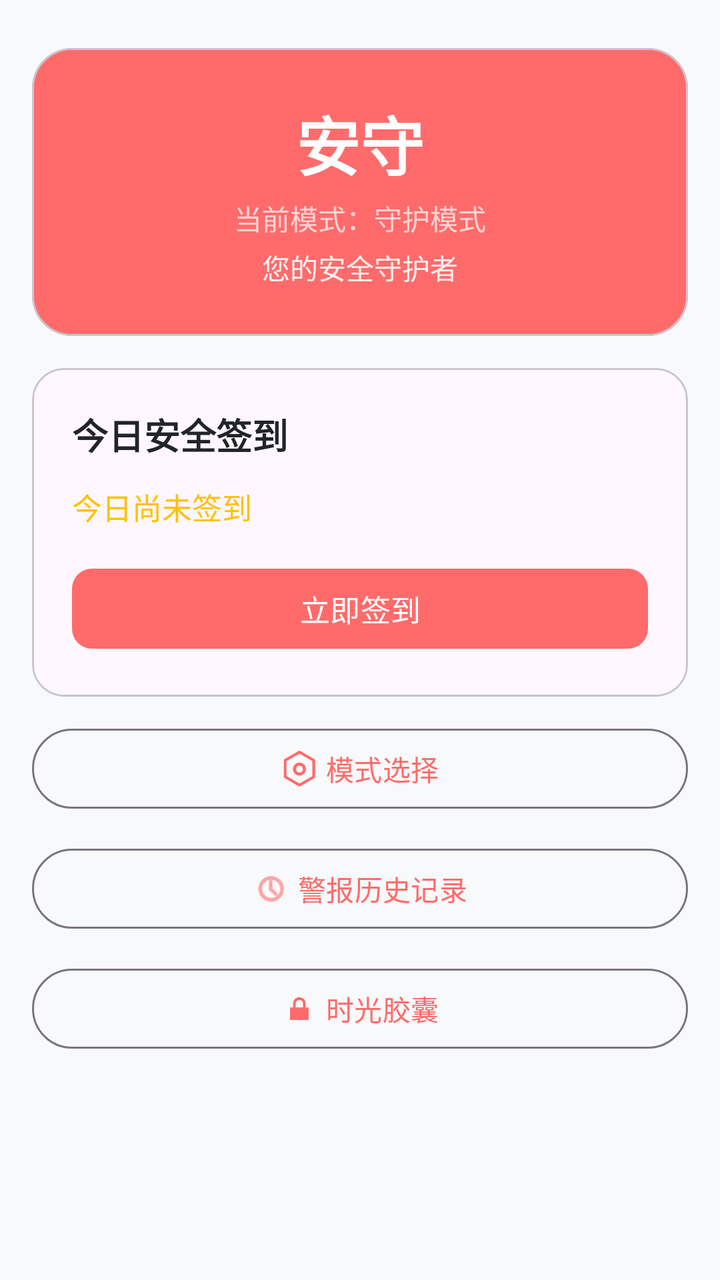
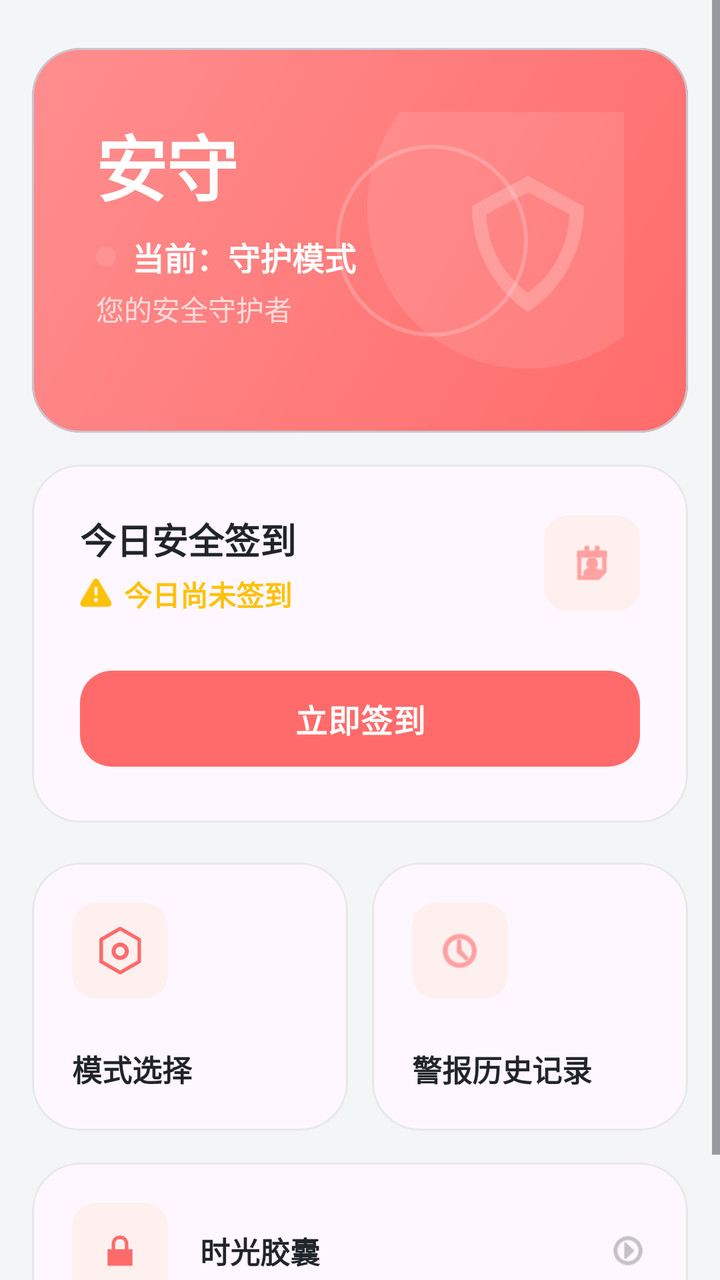

Screens rendered from an Android XML layout before and after an edit, with the pre-edit source and the edit as a unified diff.
<!-- AndroidManifest.xml: application theme Theme.LiveWell -->
<!-- res/layout/fragment_home.xml -->
<?xml version="1.0" encoding="utf-8"?>
<ScrollView xmlns:android="http://schemas.android.com/apk/res/android"
    xmlns:app="http://schemas.android.com/apk/res-auto"
    android:layout_width="match_parent"
    android:layout_height="match_parent"
    android:background="@color/background"
    android:fillViewport="true">

    <androidx.constraintlayout.widget.ConstraintLayout
        android:layout_width="match_parent"
        android:layout_height="wrap_content"
        android:padding="16dp">

        
        <com.google.android.material.card.MaterialCardView
            android:id="@+id/cardHeader"
            android:layout_width="0dp"
            android:layout_height="wrap_content"
            app:cardBackgroundColor="@color/primary"
            app:cardCornerRadius="20dp"
            android:layout_marginTop="8dp"
            app:layout_constraintEnd_toEndOf="parent"
            app:layout_constraintStart_toStartOf="parent"
            app:layout_constraintTop_toTopOf="parent">

            <LinearLayout
                android:layout_width="match_parent"
                android:layout_height="wrap_content"
                android:orientation="vertical"
                android:gravity="center"
                android:padding="24dp">

                <TextView
                    android:layout_width="wrap_content"
                    android:layout_height="wrap_content"
                    android:text="@string/app_name"
                    android:textColor="@color/white"
                    android:textSize="32sp"
                    android:textStyle="bold"
                    android:layout_marginBottom="4dp"/>

                <TextView
                    android:id="@+id/tvModeIndicator"
                    android:layout_width="wrap_content"
                    android:layout_height="wrap_content"
                    android:text="当前模式：守护模式"
                    android:textColor="@color/white_alpha"
                    android:textSize="14sp"
                    android:layout_marginBottom="4dp"/>

                <TextView
                    android:layout_width="wrap_content"
                    android:layout_height="wrap_content"
                    android:text="@string/app_description"
                    android:textColor="@android:color/white"
                    android:textSize="14sp"
                    android:alpha="0.9"/>

            </LinearLayout>

        </com.google.android.material.card.MaterialCardView>

        
        <com.google.android.material.card.MaterialCardView
            android:id="@+id/cardCheckin"
            android:layout_width="0dp"
            android:layout_height="wrap_content"
            android:layout_marginTop="16dp"
            app:cardCornerRadius="16dp"
            app:layout_constraintEnd_toEndOf="parent"
            app:layout_constraintStart_toStartOf="parent"
            app:layout_constraintTop_toBottomOf="@id/cardHeader">

            <LinearLayout
                android:layout_width="match_parent"
                android:layout_height="wrap_content"
                android:orientation="vertical"
                android:padding="20dp">

                <TextView
                    android:layout_width="wrap_content"
                    android:layout_height="wrap_content"
                    android:text="@string/checkin_title"
                    android:textSize="18sp"
                    android:textStyle="bold"
                    android:textColor="@color/text_primary"
                    android:layout_marginBottom="12dp"/>

                <TextView
                    android:id="@+id/tvCheckinStatus"
                    android:layout_width="wrap_content"
                    android:layout_height="wrap_content"
                    android:text="@string/checkin_not_yet"
                    android:textSize="15sp"
                    android:textColor="@color/warning"
                    android:layout_marginBottom="16dp"/>

                <com.google.android.material.button.MaterialButton
                    android:id="@+id/btnCheckin"
                    android:layout_width="match_parent"
                    android:layout_height="48dp"
                    android:text="@string/checkin_button"
                    android:textSize="15sp"
                    app:cornerRadius="10dp"/>

            </LinearLayout>

        </com.google.android.material.card.MaterialCardView>

        
        <com.google.android.material.button.MaterialButton
            android:id="@+id/btnModeSelect"
            android:layout_width="0dp"
            android:layout_height="48dp"
            android:layout_marginTop="12dp"
            android:text="模式选择"
            app:icon="@drawable/ic_settings"
            style="@style/Widget.Material3.Button.OutlinedButton"
            app:iconGravity="textStart"
            app:layout_constraintEnd_toEndOf="parent"
            app:layout_constraintStart_toStartOf="parent"
            app:layout_constraintTop_toBottomOf="@id/cardCheckin"/>

        
        <com.google.android.material.button.MaterialButton
            android:id="@+id/btnAlertHistory"
            android:layout_width="0dp"
            android:layout_height="48dp"
            android:layout_marginTop="12dp"
            android:text="警报历史记录"
            app:icon="@android:drawable/ic_menu_recent_history"
            style="@style/Widget.Material3.Button.OutlinedButton"
            app:iconGravity="textStart"
            app:layout_constraintEnd_toEndOf="parent"
            app:layout_constraintStart_toStartOf="parent"
            app:layout_constraintTop_toBottomOf="@id/btnModeSelect"/>

        
        <com.google.android.material.button.MaterialButton
            android:id="@+id/btnTimeCapsule"
            android:layout_width="0dp"
            android:layout_height="48dp"
            android:layout_marginTop="12dp"
            android:text="时光胶囊"
            app:icon="@android:drawable/ic_lock_lock"
            style="@style/Widget.Material3.Button.OutlinedButton"
            app:iconGravity="textStart"
            app:layout_constraintEnd_toEndOf="parent"
            app:layout_constraintStart_toStartOf="parent"
            app:layout_constraintTop_toBottomOf="@id/btnAlertHistory"/>

        
        <Space
            android:layout_width="match_parent"
            android:layout_height="16dp"
            app:layout_constraintTop_toBottomOf="@id/cardCheckin"
            app:layout_constraintStart_toStartOf="parent"
            app:layout_constraintEnd_toEndOf="parent"/>

    </androidx.constraintlayout.widget.ConstraintLayout>

</ScrollView>
<!-- resources referenced by this layout -->
<resources>
  <color name="background">#F8F9FA</color>
  <color name="primary">#FF6B6B</color>
  <color name="text_primary">#212529</color>
  <color name="warning">#FFC107</color>
  <color name="white">#FFFFFF</color>
  <color name="white_alpha">#B3FFFFFF</color>
  <string name="app_description">您的安全守护者</string>
  <string name="app_name">安守</string>
  <string name="checkin_button">立即签到</string>
  <string name="checkin_not_yet">今日尚未签到</string>
  <string name="checkin_title">今日安全签到</string>
  <style name="Theme.LiveWell" parent="Theme.Material3.DayNight.NoActionBar">
          <item name="colorPrimary">@color/primary</item>
          <item name="colorPrimaryVariant">@color/primary_dark</item>
          <item name="colorOnPrimary">@color/white</item>
          <item name="colorSecondary">@color/primary_light</item>
          <item name="colorSecondaryVariant">@color/primary</item>
          <item name="colorOnSecondary">@color/primary_dark</item>
          <item name="android:windowBackground">@color/background</item>
          <item name="android:statusBarColor">@color/primary</item>
      </style>
  <color name="primary_dark">#FF5252</color>
  <color name="primary_light">#FFE5E5</color>
  <!-- unchanged entries left out for length: 1 -->
</resources>

<!-- the commit's change to res/layout/fragment_home.xml (unified diff, before → after) -->
@@ -16,47 +16,97 @@
             android:id="@+id/cardHeader"
             android:layout_width="0dp"
             android:layout_height="wrap_content"
-            app:cardBackgroundColor="@color/primary"
-            app:cardCornerRadius="20dp"
+            app:cardBackgroundColor="@android:color/transparent"
+            app:cardCornerRadius="24dp"
+            app:cardElevation="0dp"
             android:layout_marginTop="8dp"
             app:layout_constraintEnd_toEndOf="parent"
             app:layout_constraintStart_toStartOf="parent"
             app:layout_constraintTop_toTopOf="parent">
 
-            <LinearLayout
+            <FrameLayout
                 android:layout_width="match_parent"
                 android:layout_height="wrap_content"
-                android:orientation="vertical"
-                android:gravity="center"
-                android:padding="24dp">
-
-                <TextView
-                    android:layout_width="wrap_content"
+                android:background="@drawable/bg_hero_gradient"
+                android:padding="32dp">
+
+                
+                <View
+                    android:layout_width="160dp"
+                    android:layout_height="160dp"
+                    android:layout_gravity="end|top"
+                    android:layout_marginEnd="-32dp"
+                    android:layout_marginTop="-32dp"
+                    android:background="@drawable/bg_circle_white_transparent"/>
+
+                <View
+                    android:layout_width="96dp"
+                    android:layout_height="96dp"
+                    android:layout_gravity="end|bottom"
+                    android:layout_marginEnd="48dp"
+                    android:layout_marginBottom="16dp"
+                    android:background="@drawable/bg_circle_border_white"/>
+
+                
+                <LinearLayout
+                    android:layout_width="match_parent"
                     android:layout_height="wrap_content"
-                    android:text="@string/app_name"
-                    android:textColor="@color/white"
-                    android:textSize="32sp"
-                    android:textStyle="bold"
-                    android:layout_marginBottom="4dp"/>
-
-                <TextView
-                    android:id="@+id/tvModeIndicator"
-                    android:layout_width="wrap_content"
-                    android:layout_height="wrap_content"
-                    android:text="当前模式：守护模式"
-                    android:textColor="@color/white_alpha"
-                    android:textSize="14sp"
-                    android:layout_marginBottom="4dp"/>
-
-                <TextView
-                    android:layout_width="wrap_content"
-                    android:layout_height="wrap_content"
-                    android:text="@string/app_description"
-                    android:textColor="@android:color/white"
-                    android:textSize="14sp"
-                    android:alpha="0.9"/>
-
-            </LinearLayout>
+                    android:orientation="vertical"
+                    android:gravity="start">
+
+                    <TextView
+                        android:layout_width="wrap_content"
+                        android:layout_height="wrap_content"
+                        android:text="安守"
+                        android:textColor="@color/white"
+                        android:textSize="36sp"
+                        android:textStyle="bold"
+                        android:letterSpacing="-0.02"
+                        android:layout_marginBottom="8dp"/>
+
+                    <LinearLayout
+                        android:layout_width="wrap_content"
+                        android:layout_height="wrap_content"
+                        android:orientation="horizontal"
+                        android:gravity="center_vertical"
+                        android:layout_marginBottom="4dp">
+
+                        <View
+                            android:layout_width="10dp"
+                            android:layout_height="10dp"
+                            android:background="@drawable/bg_circle_white_transparent"
+                            android:layout_marginEnd="8dp"/>
+
+                        <TextView
+                            android:id="@+id/tvModeIndicator"
+                            android:layout_width="wrap_content"
+                            android:layout_height="wrap_content"
+                            android:text="当前：守护模式"
+                            android:textColor="@color/white"
+                            android:textSize="16sp"
+                            android:textStyle="bold"/>
+
+                    </LinearLayout>
+
+                    <TextView
+                        android:layout_width="wrap_content"
+                        android:layout_height="wrap_content"
+                        android:text="您的安全守护者"
+                        android:textColor="@color/white_alpha"
+                        android:textSize="14sp"/>
+
+                </LinearLayout>
+
+                
+                <ImageView
+                    android:layout_width="96dp"
+                    android:layout_height="96dp"
+                    android:layout_gravity="end|center_vertical"
+                    android:src="@drawable/ic_guardian_shield"
+                    android:alpha="0.2"
+                    android:tint="@color/white"/>
+
+            </FrameLayout>
 
         </com.google.android.material.card.MaterialCardView>
 
@@ -66,7 +116,10 @@
             android:layout_width="0dp"
             android:layout_height="wrap_content"
             android:layout_marginTop="16dp"
-            app:cardCornerRadius="16dp"
+            app:cardCornerRadius="24dp"
+            app:cardElevation="0dp"
+            app:strokeWidth="1dp"
+            app:strokeColor="#E8E8E8"
             app:layout_constraintEnd_toEndOf="parent"
             app:layout_constraintStart_toStartOf="parent"
             app:layout_constraintTop_toBottomOf="@id/cardHeader">
@@ -75,85 +128,270 @@
                 android:layout_width="match_parent"
                 android:layout_height="wrap_content"
                 android:orientation="vertical"
-                android:padding="20dp">
-
-                <TextView
-                    android:layout_width="wrap_content"
+                android:padding="24dp">
+
+                <LinearLayout
+                    android:layout_width="match_parent"
                     android:layout_height="wrap_content"
-                    android:text="@string/checkin_title"
-                    android:textSize="18sp"
-                    android:textStyle="bold"
-                    android:textColor="@color/text_primary"
-                    android:layout_marginBottom="12dp"/>
-
-                <TextView
-                    android:id="@+id/tvCheckinStatus"
-                    android:layout_width="wrap_content"
-                    android:layout_height="wrap_content"
-                    android:text="@string/checkin_not_yet"
-                    android:textSize="15sp"
-                    android:textColor="@color/warning"
-                    android:layout_marginBottom="16dp"/>
+                    android:orientation="horizontal"
+                    android:gravity="center_vertical"
+                    android:layout_marginBottom="24dp">
+
+                    <LinearLayout
+                        android:layout_width="0dp"
+                        android:layout_height="wrap_content"
+                        android:layout_weight="1"
+                        android:orientation="vertical">
+
+                        <TextView
+                            android:layout_width="wrap_content"
+                            android:layout_height="wrap_content"
+                            android:text="@string/checkin_title"
+                            android:textSize="18sp"
+                            android:textStyle="bold"
+                            android:textColor="@color/text_primary"
+                            android:layout_marginBottom="4dp"/>
+
+                        <LinearLayout
+                            android:layout_width="wrap_content"
+                            android:layout_height="wrap_content"
+                            android:orientation="horizontal"
+                            android:gravity="center_vertical">
+
+                            <ImageView
+                                android:id="@+id/ivCheckinIcon"
+                                android:layout_width="16dp"
+                                android:layout_height="16dp"
+                                android:src="@android:drawable/ic_dialog_alert"
+                                android:tint="@color/warning"
+                                android:layout_marginEnd="6dp"/>
+
+                            <TextView
+                                android:id="@+id/tvCheckinStatus"
+                                android:layout_width="wrap_content"
+                                android:layout_height="wrap_content"
+                                android:text="@string/checkin_not_yet"
+                                android:textSize="14sp"
+                                android:textColor="@color/warning"
+                                android:textStyle="bold"/>
+
+                        </LinearLayout>
+
+                    </LinearLayout>
+
+                    <FrameLayout
+                        android:layout_width="48dp"
+                        android:layout_height="48dp"
+                        android:background="@drawable/bg_icon_container">
+
+                        <ImageView
+                            android:layout_width="24dp"
+                            android:layout_height="24dp"
+                            android:layout_gravity="center"
+                            android:src="@android:drawable/ic_menu_my_calendar"
+                            android:tint="@color/primary"/>
+
+                    </FrameLayout>
+
+                </LinearLayout>
 
                 <com.google.android.material.button.MaterialButton
                     android:id="@+id/btnCheckin"
                     android:layout_width="match_parent"
-                    android:layout_height="48dp"
+                    android:layout_height="56dp"
                     android:text="@string/checkin_button"
-                    android:textSize="15sp"
-                    app:cornerRadius="10dp"/>
+                    android:textSize="16sp"
+                    android:textStyle="bold"
+                    android:letterSpacing="0.02"
+                    app:cornerRadius="16dp"
+                    app:backgroundTint="@color/primary"/>
 
             </LinearLayout>
 
         </com.google.android.material.card.MaterialCardView>
 
         
-        <com.google.android.material.button.MaterialButton
-            android:id="@+id/btnModeSelect"
+        <LinearLayout
+            android:id="@+id/layoutFeatureButtons"
             android:layout_width="0dp"
-            android:layout_height="48dp"
-            android:layout_marginTop="12dp"
-            android:text="模式选择"
-            app:icon="@drawable/ic_settings"
-            style="@style/Widget.Material3.Button.OutlinedButton"
-            app:iconGravity="textStart"
+            android:layout_height="wrap_content"
+            android:orientation="vertical"
+            android:background="@color/background"
+            android:layout_marginTop="20dp"
             app:layout_constraintEnd_toEndOf="parent"
             app:layout_constraintStart_toStartOf="parent"
-            app:layout_constraintTop_toBottomOf="@id/cardCheckin"/>
-
-        
-        <com.google.android.material.button.MaterialButton
-            android:id="@+id/btnAlertHistory"
-            android:layout_width="0dp"
-            android:layout_height="48dp"
-            android:layout_marginTop="12dp"
-            android:text="警报历史记录"
-            app:icon="@android:drawable/ic_menu_recent_history"
-            style="@style/Widget.Material3.Button.OutlinedButton"
-            app:iconGravity="textStart"
-            app:layout_constraintEnd_toEndOf="parent"
-            app:layout_constraintStart_toStartOf="parent"
-            app:layout_constraintTop_toBottomOf="@id/btnModeSelect"/>
-
-        
-        <com.google.android.material.button.MaterialButton
-            android:id="@+id/btnTimeCapsule"
-            android:layout_width="0dp"
-            android:layout_height="48dp"
-            android:layout_marginTop="12dp"
-            android:text="时光胶囊"
-            app:icon="@android:drawable/ic_lock_lock"
-            style="@style/Widget.Material3.Button.OutlinedButton"
-            app:iconGravity="textStart"
-            app:layout_constraintEnd_toEndOf="parent"
-            app:layout_constraintStart_toStartOf="parent"
-            app:layout_constraintTop_toBottomOf="@id/btnAlertHistory"/>
+            app:layout_constraintTop_toBottomOf="@id/cardCheckin">
+
+            
+            <LinearLayout
+                android:layout_width="match_parent"
+                android:layout_height="wrap_content"
+                android:orientation="horizontal"
+                android:weightSum="2">
+
+                
+                <com.google.android.material.card.MaterialCardView
+                    android:id="@+id/cardModeSelect"
+                    android:layout_width="0dp"
+                    android:layout_height="wrap_content"
+                    android:layout_weight="1"
+                    android:layout_marginEnd="6dp"
+                    app:cardCornerRadius="24dp"
+                    app:cardElevation="0dp"
+                    app:strokeWidth="1dp"
+                    app:strokeColor="#E8E8E8"
+                    android:clickable="true"
+                    android:focusable="true"
+                    android:foreground="?attr/selectableItemBackground">
+
+                    <LinearLayout
+                        android:layout_width="match_parent"
+                        android:layout_height="wrap_content"
+                        android:orientation="vertical"
+                        android:padding="20dp"
+                        android:gravity="start">
+
+                        <FrameLayout
+                            android:layout_width="48dp"
+                            android:layout_height="48dp"
+                            android:background="@drawable/bg_icon_container"
+                            android:layout_marginBottom="24dp">
+
+                            <ImageView
+                                android:layout_width="24dp"
+                                android:layout_height="24dp"
+                                android:layout_gravity="center"
+                                android:src="@drawable/ic_settings"
+                                android:tint="@color/primary"/>
+
+                        </FrameLayout>
+
+                        <TextView
+                            android:layout_width="wrap_content"
+                            android:layout_height="wrap_content"
+                            android:text="模式选择"
+                            android:textSize="15sp"
+                            android:textStyle="bold"
+                            android:textColor="@color/text_primary"/>
+
+                    </LinearLayout>
+
+                </com.google.android.material.card.MaterialCardView>
+
+                
+                <com.google.android.material.card.MaterialCardView
+                    android:id="@+id/cardAlertHistory"
+                    android:layout_width="0dp"
+                    android:layout_height="wrap_content"
+                    android:layout_weight="1"
+                    android:layout_marginStart="6dp"
+                    app:cardCornerRadius="24dp"
+                    app:cardElevation="0dp"
+                    app:strokeWidth="1dp"
+                    app:strokeColor="#E8E8E8"
+                    android:clickable="true"
+                    android:focusable="true"
+                    android:foreground="?attr/selectableItemBackground">
+
+                    <LinearLayout
+                        android:layout_width="match_parent"
+                        android:layout_height="wrap_content"
+                        android:orientation="vertical"
+                        android:padding="20dp"
+                        android:gravity="start">
+
+                        <FrameLayout
+                            android:layout_width="48dp"
+                            android:layout_height="48dp"
+                            android:background="@drawable/bg_icon_container"
+                            android:layout_marginBottom="24dp">
+
+                            <ImageView
+                                android:layout_width="24dp"
+                                android:layout_height="24dp"
+                                android:layout_gravity="center"
+                                android:src="@android:drawable/ic_menu_recent_history"
+                                android:tint="@color/primary"/>
+
+                        </FrameLayout>
+
+                        <TextView
+                            android:layout_width="wrap_content"
+                            android:layout_height="wrap_content"
+                            android:text="警报历史记录"
+                            android:textSize="15sp"
+                            android:textStyle="bold"
+                            android:textColor="@color/text_primary"/>
+
+                    </LinearLayout>
+
+                </com.google.android.material.card.MaterialCardView>
+
+            </LinearLayout>
+
+            
+            <com.google.android.material.card.MaterialCardView
+                android:id="@+id/cardTimeCapsule"
+                android:layout_width="match_parent"
+                android:layout_height="wrap_content"
+                android:layout_marginTop="16dp"
+                app:cardCornerRadius="24dp"
+                app:cardElevation="0dp"
+                app:strokeWidth="1dp"
+                app:strokeColor="#E8E8E8"
+                android:clickable="true"
+                android:focusable="true"
+                android:foreground="?attr/selectableItemBackground">
+
+                <LinearLayout
+                    android:layout_width="match_parent"
+                    android:layout_height="wrap_content"
+                    android:orientation="horizontal"
+                    android:padding="20dp"
+                    android:gravity="center_vertical">
+
+                    <FrameLayout
+                        android:layout_width="48dp"
+                        android:layout_height="48dp"
+                        android:background="@drawable/bg_icon_container"
+                        android:layout_marginEnd="16dp">
+
+                        <ImageView
+                            android:layout_width="24dp"
+                            android:layout_height="24dp"
+                            android:layout_gravity="center"
+                            android:src="@android:drawable/ic_lock_lock"
+                            android:tint="@color/primary"/>
+
+                    </FrameLayout>
+
+                    <TextView
+                        android:layout_width="0dp"
+                        android:layout_height="wrap_content"
+                        android:layout_weight="1"
+                        android:text="时光胶囊"
+                        android:textSize="15sp"
+                        android:textStyle="bold"
+                        android:textColor="@color/text_primary"/>
+
+                    <ImageView
+                        android:layout_width="20dp"
+                        android:layout_height="20dp"
+                        android:src="@android:drawable/ic_menu_more"
+                        android:tint="@color/text_hint"
+                        android:rotation="270"/>
+
+                </LinearLayout>
+
+            </com.google.android.material.card.MaterialCardView>
+
+        </LinearLayout>
 
         
         <Space
             android:layout_width="match_parent"
-            android:layout_height="16dp"
-            app:layout_constraintTop_toBottomOf="@id/cardCheckin"
+            android:layout_height="24dp"
+            app:layout_constraintTop_toBottomOf="@id/layoutFeatureButtons"
             app:layout_constraintStart_toStartOf="parent"
             app:layout_constraintEnd_toEndOf="parent"/>
 
<!-- resource entries referenced after the edit -->
@@ -1,13 +1,52 @@
 <!-- resources referenced by this layout -->
 <resources>
-  <color name="background">#F8F9FA</color>
+  <color name="background">#F4F5F6</color>
   <color name="primary">#FF6B6B</color>
+  <color name="text_hint">#9E9E9E</color>
   <color name="text_primary">#212529</color>
   <color name="warning">#FFC107</color>
   <color name="white">#FFFFFF</color>
   <color name="white_alpha">#B3FFFFFF</color>
-  <string name="app_description">您的安全守护者</string>
-  <string name="app_name">安守</string>
+  <!-- drawable bg_circle_border_white (drawable) -->
+  <?xml version="1.0" encoding="utf-8"?>
+  <shape xmlns:android="http://schemas.android.com/apk/res/android"
+      android:shape="oval">
+      <stroke
+          android:width="2dp"
+          android:color="#33FFFFFF"/>
+  </shape>
+  <!-- drawable bg_circle_white_transparent (drawable) -->
+  <?xml version="1.0" encoding="utf-8"?>
+  <shape xmlns:android="http://schemas.android.com/apk/res/android"
+      android:shape="oval">
+      <solid android:color="#1AFFFFFF"/>
+  </shape>
+  <!-- drawable bg_hero_gradient (drawable) -->
+  <?xml version="1.0" encoding="utf-8"?>
+  <shape xmlns:android="http://schemas.android.com/apk/res/android"
+      android:shape="rectangle">
+      <gradient
+          android:startColor="#FF6B6B"
+          android:endColor="#FF8E8E"
+          android:angle="135"/>
+  </shape>
+  <!-- drawable bg_icon_container (drawable) -->
+  <?xml version="1.0" encoding="utf-8"?>
+  <shape xmlns:android="http://schemas.android.com/apk/res/android"
+      android:shape="rectangle">
+      <solid android:color="#FFF0F0" />
+      <corners android:radius="12dp" />
+  </shape>
+  <!-- drawable ic_guardian_shield (drawable) -->
+  <vector xmlns:android="http://schemas.android.com/apk/res/android"
+      android:width="200dp"
+      android:height="200dp"
+      android:viewportWidth="1024"
+      android:viewportHeight="1024">
+      <path
+          android:fillColor="#444444"
+          android:pathData="M512,170.67c110.93,59.73 204.8,110.93 298.67,162.13c0,213.33 -98.13,430.93 -298.67,563.2c-200.53,-132.27 -298.67,-349.87 -298.67,-563.2C298.67,281.6 401.07,230.4 512,170.67zM456.53,285.87l-34.13,17.07c-12.8,8.53 -21.33,12.8 -29.87,17.07c-42.67,21.33 -72.53,38.4 -102.4,55.47c4.27,166.4 85.33,320 221.87,418.13c136.53,-98.13 213.33,-251.73 221.87,-418.13c-21.33,-12.8 -46.93,-25.6 -72.53,-38.4c-25.6,-12.8 -110.93,-59.73 -149.33,-81.07c-17.07,12.8 -34.13,21.33 -55.47,29.87z"/>
+  </vector>
   <string name="checkin_button">立即签到</string>
   <string name="checkin_not_yet">今日尚未签到</string>
   <string name="checkin_title">今日安全签到</string>
